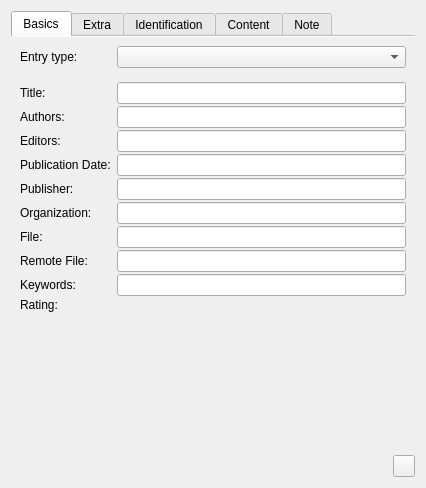
Qt form src/sidebar/publicationwidget.ui (KDE/conquirere) before a commit.
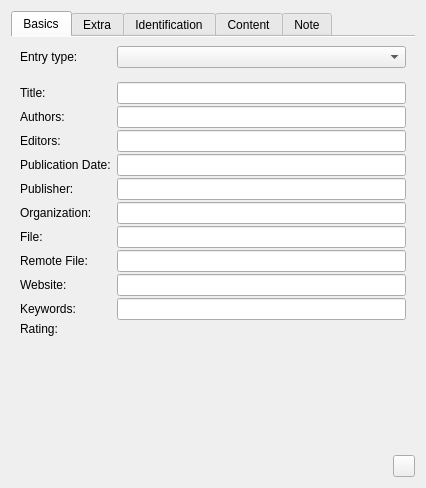
The same form after that commit. Custom widgets are drawn as their Qt base class.

The edit to the form file:
```diff
--- a/src/sidebar/publicationwidget.ui
+++ b/src/sidebar/publicationwidget.ui
@@ -199,6 +199,16 @@
        <item row="24" column="1">
         <widget class="KRatingWidget" name="editRating"/>
        </item>
+       <item row="22" column="1">
+        <widget class="FileObjectEdit" name="editWebObject"/>
+       </item>
+       <item row="22" column="0">
+        <widget class="QLabel" name="label_33">
+         <property name="text">
+          <string>Website:</string>
+         </property>
+        </widget>
+       </item>
       </layout>
      </widget>
      <widget class="QWidget" name="tab_2">
```
